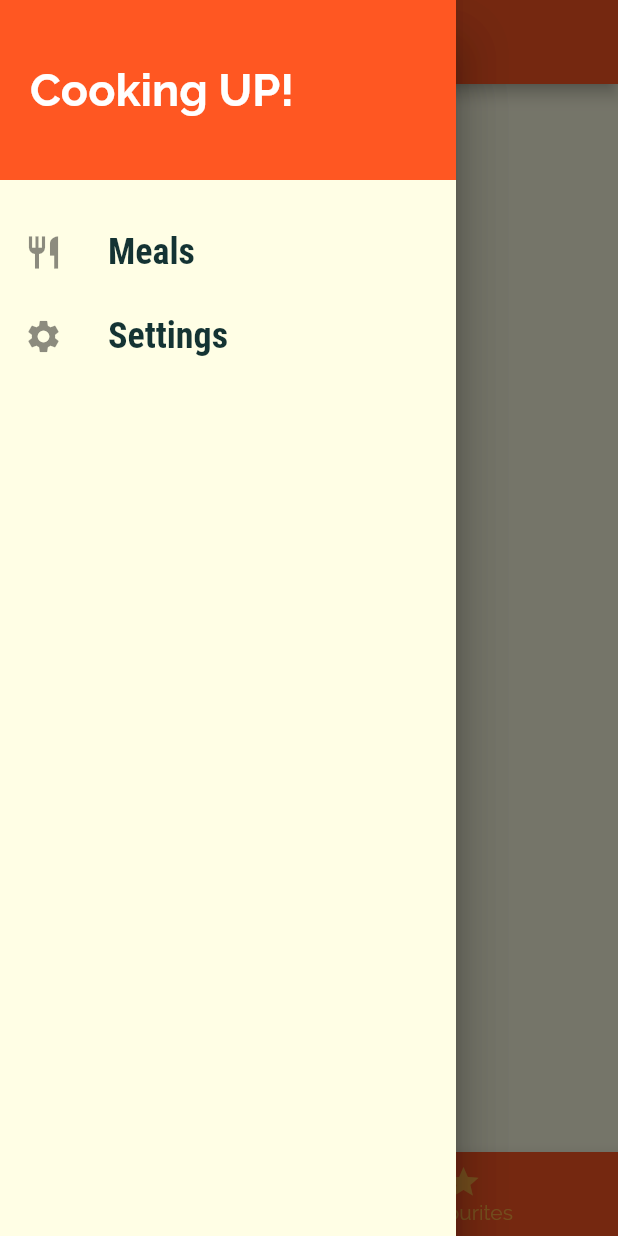
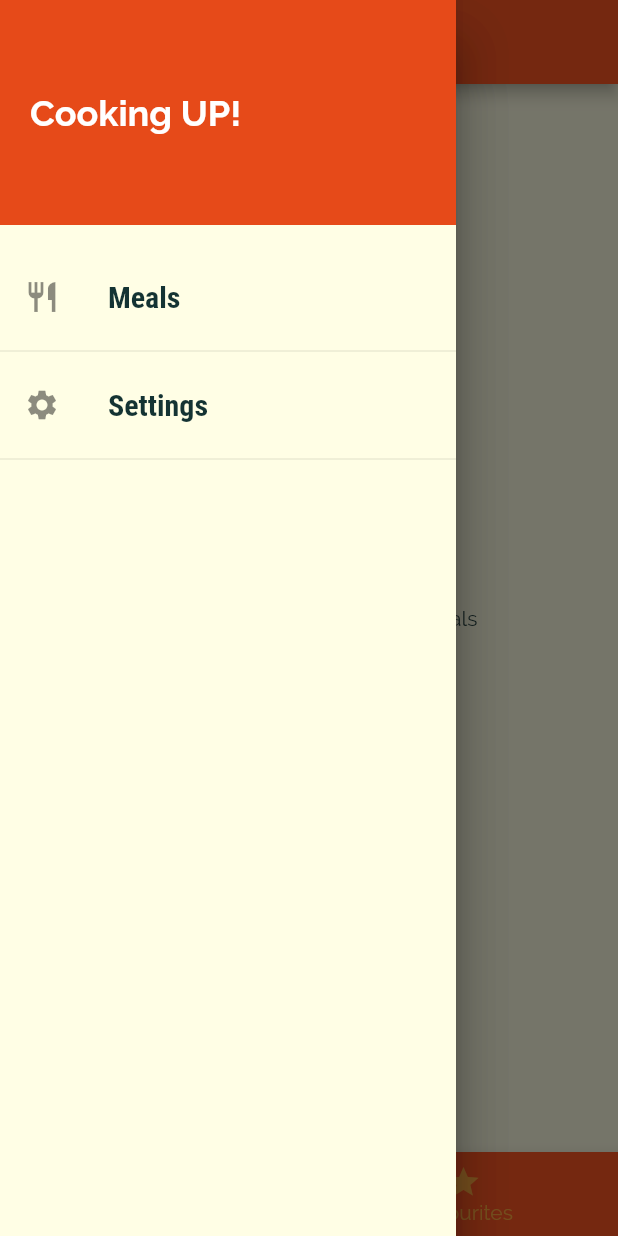
Before and after one commit to divyanshukrtiwari/flutter-MealsApp, a Flutter app: the screen it shows after launch, item 2 of the bottom bar chosen, with the side drawer open, on a phone screen of 412 x 824 dp. Run offline on Flutter 3.47's test engine with Material 2 defaults, Android fonts, the phone set to English and light mode, and no system bars.

Commit message:
added favourites option

```diff
--- a/lib/main.dart
+++ b/lib/main.dart
@@ -18,35 +18,56 @@ class MyApp extends StatefulWidget {
 
 class _MyAppState extends State<MyApp> {
   Map<String, bool> _settings = {
-    'gluten':false,
-    'lactose':false,
-    'vegan':false,
-    'vegetarian':false,
+    'gluten': false,
+    'lactose': false,
+    'vegan': false,
+    'vegetarian': false,
   };
+
+  List<Meal> _favouriteMeals = [];
 
   List<Meal> _availableMeals = DUMMY_MEALS;
 
-  void _setSettings(Map<String, bool> settingsData){
+  void _setSettings(Map<String, bool> settingsData) {
     setState(() {
       _settings = settingsData;
 
-      _availableMeals = DUMMY_MEALS.where((meal){
-        if(_settings['gluten'] && !meal.isGlutenFree ){
+      _availableMeals = DUMMY_MEALS.where((meal) {
+        if (_settings['gluten'] && !meal.isGlutenFree) {
           return false;
         }
-        if(_settings['lactose'] && !meal.isLactoseFree ){
+        if (_settings['lactose'] && !meal.isLactoseFree) {
           return false;
         }
-        if(_settings['vegan'] && !meal.isVegan ){
+        if (_settings['vegan'] && !meal.isVegan) {
           return false;
         }
-        if(_settings['vegetarian'] && !meal.isVegetarian ){
+        if (_settings['vegetarian'] && !meal.isVegetarian) {
           return false;
         }
         return true;
       }).toList();
     });
   }
+
+  void _toggleFavourite(String mealId) {
+    final existingIndex =
+        _favouriteMeals.indexWhere((meal) => meal.id == mealId);
+    if(existingIndex >= 0){
+      setState(() {
+        _favouriteMeals.removeAt(existingIndex);
+      });
+    }else{
+      setState(() {
+        _favouriteMeals.add(DUMMY_MEALS.firstWhere((meal) => meal.id == mealId));
+      });
+    }
+  }
+
+  bool _isMealFav(String id){
+    return _favouriteMeals.any((meal) => meal.id == id);
+  }
+
   @override
   Widget build(BuildContext context) {
     return MaterialApp(
@@ -73,10 +94,12 @@ class _MyAppState extends State<MyApp> {
       //home: CategoriesScreen(),
       debugShowCheckedModeBanner: false,
       routes: {
-        '/': (ctx) => TabsScreen(),
-        CategoryMealsScreen.routeName: (ctx) => CategoryMealsScreen(_availableMeals),
-        MealDetailScreen.routeName: (ctx) => MealDetailScreen(),
-        SettingsScreen.routeName: (ctx) => SettingsScreen(_setSettings, _settings),
+        '/': (ctx) => TabsScreen(_favouriteMeals),
+        CategoryMealsScreen.routeName: (ctx) =>
+            CategoryMealsScreen(_availableMeals),
+        MealDetailScreen.routeName: (ctx) => MealDetailScreen(_toggleFavourite,_isMealFav),
+        SettingsScreen.routeName: (ctx) =>
+            SettingsScreen(_setSettings, _settings),
       },
       // onGenerateRoute: (settings){
       //   print(settings.arguments);
@@ -87,7 +110,7 @@ class _MyAppState extends State<MyApp> {
       //   }
       //   return MaterialPageRoute(builder: (ctx) => CategoriesScreen());
       // },
-      onUnknownRoute: (settings){
+      onUnknownRoute: (settings) {
         //fallback page
         return MaterialPageRoute(builder: (ctx) => CategoriesScreen());
       },
--- a/lib/screens/favourites_screen.dart
+++ b/lib/screens/favourites_screen.dart
@@ -1,10 +1,34 @@
 import 'package:flutter/material.dart';
 
+import '../models/meal.dart';
+import '../widgets/meal_item.dart';
+
 class FavouritesScreen extends StatelessWidget {
+  List<Meal> favouriteMeals;
+
+  FavouritesScreen(this.favouriteMeals);
+
   @override
   Widget build(BuildContext context) {
-    return Container(
+    if (favouriteMeals.isEmpty) {
+      return Center(
+        child: Text('You don\'t have any favourite meals'),
+      );
+    } else {
+      return ListView.builder(
+        itemBuilder: (ctx, index){
+          return MealItem(
+            id: favouriteMeals[index].id,
+            title: favouriteMeals[index].title,
+            imageUrl: favouriteMeals[index].imageUrl,
+            duration: favouriteMeals[index].duration,
+            complexity: favouriteMeals[index].complexity,
+            affordability: favouriteMeals[index].affordability
+          );
+        },
+        itemCount: favouriteMeals.length,
 
-    );
+      );
+    }
   }
 }
--- a/lib/screens/settings_screen.dart
+++ b/lib/screens/settings_screen.dart
@@ -1,4 +1,5 @@
 import 'package:flutter/material.dart';
+import 'package:flutter/services.dart';
 
 import '../widgets/main_drawer.dart';
 
--- a/lib/screens/tabs_screen.dart
+++ b/lib/screens/tabs_screen.dart
@@ -1,23 +1,33 @@
 import 'package:flutter/material.dart';
 
+import '../models/meal.dart';
 import './categories_screen.dart';
 import './favourites_screen.dart';
 import '../widgets/main_drawer.dart';
 
 class TabsScreen extends StatefulWidget {
+  List<Meal> favouriteMeals;
+
+  TabsScreen(this.favouriteMeals);
   @override
   _TabsScreenState createState() => _TabsScreenState();
 }
 
 class _TabsScreenState extends State<TabsScreen> {
-  final List<Map<String, Object>> _pages = [
-    {'page':CategoriesScreen(), 'title':'Categories'},
-    {'page': FavouritesScreen(), 'title':'Favourites'},
-  ];
+  List<Map<String, Object>> _pages;
 
   int _selectedPageIndex = 0;
 
-  void _selectPage(int index){
+  @override
+  void initState() {
+    super.initState();
+    _pages = [
+      {'page': CategoriesScreen(), 'title': 'Categories'},
+      {'page': FavouritesScreen(widget.favouriteMeals), 'title': 'Favourites'},
+    ];
+  }
+
+  void _selectPage(int index) {
     setState(() {
       _selectedPageIndex = index;
     });
@@ -55,10 +65,10 @@ class _TabsScreenState extends State<TabsScreen> {
     // );
     return Scaffold(
       appBar: AppBar(
-        title:Text(_pages[_selectedPageIndex]['title']),
+        title: Text(_pages[_selectedPageIndex]['title']),
       ),
       drawer: Drawer(
-        child:MainDrawer(),
+        child: MainDrawer(),
       ),
       body: _pages[_selectedPageIndex]['page'],
       bottomNavigationBar: BottomNavigationBar(
--- a/lib/widgets/main_drawer.dart
+++ b/lib/widgets/main_drawer.dart
@@ -1,19 +1,21 @@
 import 'package:flutter/material.dart';
-import 'package:meals_app/screens/settings_screen.dart';
+
+import '../screens/settings_screen.dart';
 
 class MainDrawer extends StatelessWidget {
   Widget buildlistTile(String title, IconData icon, Function tapHandler) {
     return ListTile(
       leading: Icon(
         icon,
-        size: 26,
+        size: 24,
       ),
       title: Text(
         title,
         style: TextStyle(
             fontFamily: 'RobotoCondensed',
-            fontSize: 24,
-            fontWeight: FontWeight.bold),
+            fontSize: 20,
+            fontWeight: FontWeight.bold,
+            ),
       ),
       onTap: tapHandler,
     );
@@ -25,16 +27,16 @@ class MainDrawer extends StatelessWidget {
       child: Column(
         children: <Widget>[
           Container(
-            height: 120,
+            height: 150,
             width: double.infinity,
             padding: EdgeInsets.all(20),
             alignment: Alignment.centerLeft,
-            color: Theme.of(context).primaryColor,
+            color: Theme.of(context).primaryColorDark,
             child: Text(
               'Cooking UP!',
               style: TextStyle(
                 fontWeight: FontWeight.w600,
-                fontSize: 30,
+                fontSize: 24,
                 color: Colors.white,
               ),
             ),
@@ -49,6 +51,7 @@ class MainDrawer extends StatelessWidget {
               Navigator.of(context).pushReplacementNamed('/');
             },
           ),
+          Divider(),
           buildlistTile(
             'Settings',
             Icons.settings,
@@ -56,6 +59,7 @@ class MainDrawer extends StatelessWidget {
               Navigator.of(context).pushReplacementNamed(SettingsScreen.routeName);
             },
           ),
+          Divider(),
         ],
       ),
     );
```
Also changed, not shown: lib/screens/meal_detail_screen.dart (+16 -2 lines).
